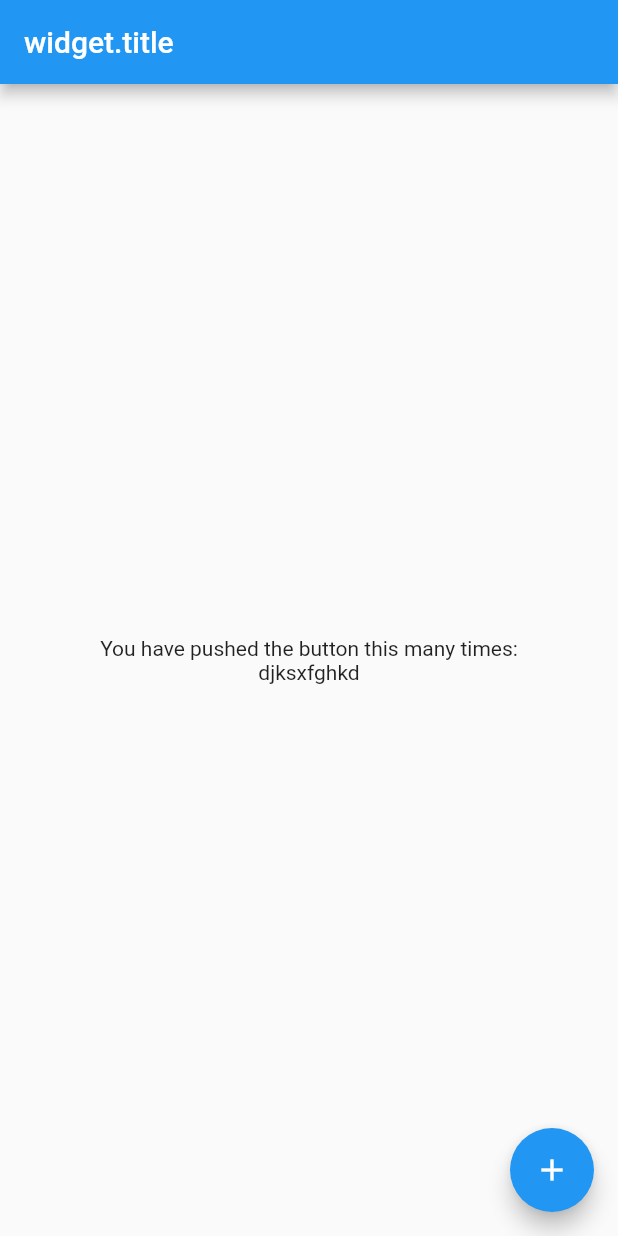
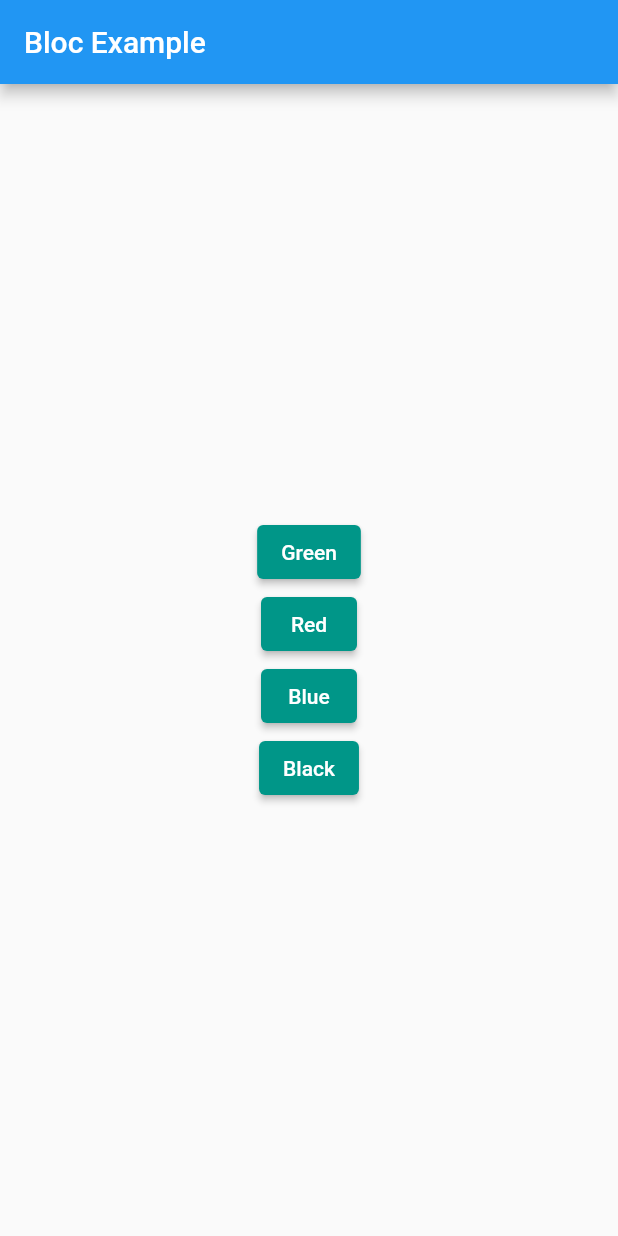
Before and after one commit to mahmudulhasan766/Flutter_Bloc_Ex, a Flutter app: the Home screen opened directly, on a phone screen of 412 x 824 dp. Run offline on Flutter 3.47's test engine with Material 2 defaults, Android fonts, the light colour scheme and no system bars; our stand-ins replace bloc, flutter_bloc.

Commit message:
bloc office

```diff
--- /dev/null
+++ b/lib/app.dart
@@ -0,0 +1,12 @@
+import 'package:flutter/material.dart';
+
+import 'counter/counter.dart';
+import 'home.dart';
+
+/// {@template counter_app}
+/// A [MaterialApp] which sets the `home` to [CounterPage].
+/// {@endtemplate}
+class CounterApp extends MaterialApp {
+  /// {@macro counter_app}
+  const CounterApp({Key? key}) : super(key: key, home: const Home());
+}
--- /dev/null
+++ b/lib/counter/bloc/counter_bloc.dart
@@ -0,0 +1,9 @@
+import 'package:bloc/bloc.dart';
+part 'counter_event.dart';
+
+class CounterBloc extends Bloc<CounterEvent, int> {
+  CounterBloc() : super(0) {
+    on<CounterIncrementPressed>((event, emit) => emit(state + 1));
+    on<CounterDecrementPressed>((event, emit) => emit(state - 1));
+  }
+}
--- /dev/null
+++ b/lib/counter/bloc/counter_event.dart
@@ -0,0 +1,5 @@
+part of 'counter_bloc.dart';
+
+abstract class CounterEvent {}
+class CounterIncrementPressed extends CounterEvent {}
+class CounterDecrementPressed extends CounterEvent {}
--- /dev/null
+++ b/lib/counter/counter.dart
@@ -0,0 +1,2 @@
+export 'cubit/counter_cubit.dart';
+export 'view/counter_page.dart';
--- /dev/null
+++ b/lib/counter/ex/ex_event.dart
@@ -0,0 +1,6 @@
+part of 'ex_bloc.dart';
+
+
+abstract class ExEvent {}
+
+class Increment extends ExEvent{}
--- /dev/null
+++ b/lib/counter/ex/ex_state.dart
@@ -0,0 +1,6 @@
+part of 'ex_bloc.dart';
+
+@immutable
+abstract class ExState {}
+
+class ExInitial extends ExState {}
--- a/lib/counter_bloc/counter_event.dart
+++ /dev/null
@@ -1,12 +0,0 @@
-part of 'counter_bloc.dart';
-
-abstract class CounterEvent extends Equatable {
-  const CounterEvent();
-
-  @override
-  List<Object> get props => [];
-}
-
-class IncrementEvent extends CounterEvent {}
-
-class DecrementEvent extends CounterEvent {}
--- a/lib/counter_bloc/counter_state.dart
+++ /dev/null
@@ -1,17 +0,0 @@
-
-part of 'counter_bloc.dart';
-
-class CounterState extends Equatable {
-  final int value;
-   CounterState(this.value);
-
-  @override
-  List<Object> get props => [];
-}
-class CounterInitState extends CounterState{
-  CounterInitState():super(0);
-}
-
-class CounterResultState extends CounterState{
-  CounterResultState(int value) : super(value);
-}
--- /dev/null
+++ b/lib/counter_observer.dart
@@ -0,0 +1,13 @@
+import 'package:bloc/bloc.dart';
+
+/// {@template counter_observer}
+/// [BlocObserver] for the counter application which
+/// observes all state changes.
+/// {@endtemplate}
+class CounterObserver extends BlocObserver {
+  @override
+  void onChange(BlocBase bloc, Change change) {
+    super.onChange(bloc, change);
+    print('${bloc.runtimeType} $change');
+  }
+}
--- /dev/null
+++ b/lib/home.dart
@@ -0,0 +1,67 @@
+import 'package:bolc_ex/counter/counter.dart';
+import 'package:bolc_ex/counter/view/counter_view.dart';
+import 'package:flutter/material.dart';
+
+class Home extends StatefulWidget {
+  const Home({Key? key}) : super(key: key);
+
+  @override
+  _HomeState createState() => _HomeState();
+}
+
+class _HomeState extends State<Home> {
+  @override
+  Widget build(BuildContext context) {
+    return Scaffold(
+      appBar: AppBar(
+        title: Text("Bloc Example"),
+      ),
+      body: Center(
+        child: Column(
+          mainAxisAlignment: MainAxisAlignment.center,
+          children: [
+            ElevatedButton(
+              onPressed: (){
+                Navigator.of(context).push(MaterialPageRoute(builder: (_)=>CounterPage()));
+
+              },
+              child: Text('Green'),
+              style: ElevatedButton.styleFrom(
+                primary: Colors.teal, // This is what you need!
+              ),
+            ), ElevatedButton(
+              onPressed: (){
+                Navigator.of(context).push(MaterialPageRoute(builder: (_)=>CounterPage()));
+
+              },
+              child: Text('Red'),
+              style: ElevatedButton.styleFrom(
+                primary: Colors.teal, // This is what you need!
+              ),
+            ),
+            ElevatedButton(
+              onPressed: (){
+                Navigator.of(context).push(MaterialPageRoute(builder: (_)=>CounterPage()));
+
+              },
+              child: Text('Blue'),
+              style: ElevatedButton.styleFrom(
+                primary: Colors.teal, // This is what you need!
+              ),
+            ),
+            ElevatedButton(
+              onPressed: (){
+                Navigator.of(context).push(MaterialPageRoute(builder: (context)=>const CounterPage()));
+
+              },
+              child: Text('Black'),
+              style: ElevatedButton.styleFrom(
+                primary: Colors.teal, // This is what you need!
+              ),
+            ),
+          ],
+        ),
+      ),
+    );
+  }
+}
--- a/lib/home_view.dart
+++ /dev/null
@@ -1,87 +0,0 @@
-import 'package:equatable/equatable.dart';
-import 'package:flutter/material.dart';
-import 'dart:async';
-
-import 'package:bloc/bloc.dart';
-import 'package:flutter_bloc/flutter_bloc.dart';
-
-abstract class CounterEvent extends Equatable {
-  const CounterEvent();
-
-  @override
-  List<Object> get props => [];
-}
-
-class IncrementEvent extends CounterEvent {}
-
-class DecrementEvent extends CounterEvent {}
-
-class CounterState extends Equatable {
-  final int counter;
-  const CounterState({required this.counter});
-
-  @override
-  List<Object> get props => [counter];
-}
-
-class CounterBloc extends Bloc<CounterEvent, CounterState> {
-  CounterBloc() : super(CounterState(counter: 0));
-
-  @override
-  Stream<CounterState> mapEventToState(CounterEvent event) async* {
-    print(event.toString());
-    if (event is IncrementEvent) {
-      print("inc");
-      yield CounterState(counter: state.counter + 1);
-    } else if (state is DecrementEvent) {
-      yield CounterState(counter: state.counter - 1);
-    }
-  }
-}
-
-
-
-class Home extends StatefulWidget {
-  @override
-  _HomeState createState() => _HomeState();
-}
-
-class _HomeState extends State<Home> {
-  @override
-  Widget build(BuildContext context) {
-     //CounterBloc counterBloc = BlocProvider.of<CounterBloc>(context);
-    return Scaffold(
-      appBar: AppBar(
-        title: Text("widget.title"),
-      ),
-      body: BlocBuilder<CounterBloc, CounterState>(
-        //cubit: counterBloc,
-        builder: (context, state) {
-          return Center(
-            child: Column(
-              mainAxisAlignment: MainAxisAlignment.center,
-              children: <Widget>[
-                Text(
-                  'You have pushed the button this many times:',
-                ),
-                Text(
-                  "djksxfghkd",
-                  //state.counter.toString(),
-                  //style: Theme.of(context).textTheme.headline4,
-                ),
-              ],
-            ),
-          );
-        },
-      ),
-      floatingActionButton: FloatingActionButton(
-        onPressed: () {
-          print("click");
-          //counterBloc.add(IncrementEvent());
-        },
-        tooltip: 'Increment',
-        child: Icon(Icons.add),
-      ),
-    );
-  }
-}
```
Also changed, not shown: lib/counter/cubit/counter_cubit.dart (added, +15 -0 lines), lib/counter/ex/ex_bloc.dart (added, +15 -0 lines), lib/counter/view/counter_page.dart (added, +22 -0 lines), lib/counter/view/counter_view.dart (added, +44 -0 lines), lib/counter_bloc/counter_bloc.dart (deleted, +0 -19 lines), lib/main.dart (+54 -8 lines).
